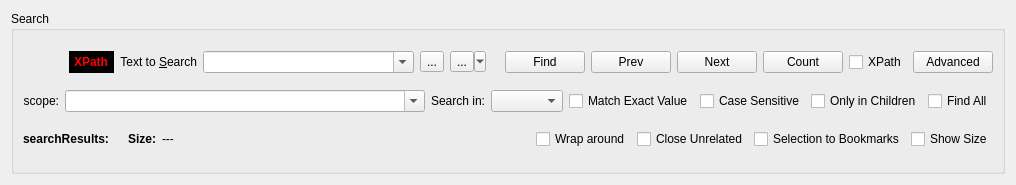
Old version of the form src/modules/search/searchwidget.ui in the repository lbellonda/qxmledit.
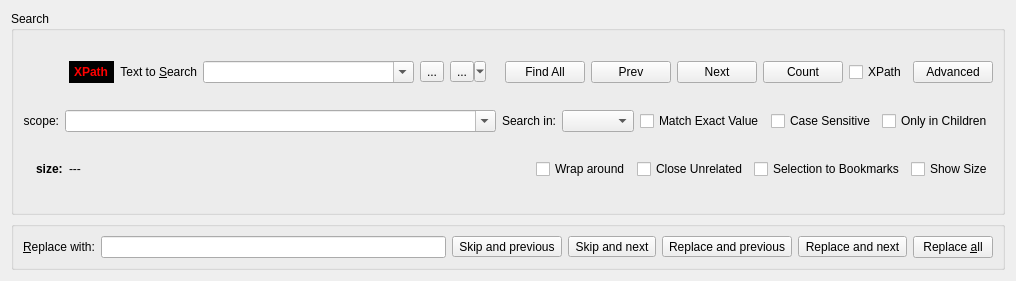
New version of the form. Icons and pictures are not drawn.

Commit message: Replace feature with manual, tests and test data.

What changed in the file:
```diff
--- a/src/modules/search/searchwidget.ui
+++ b/src/modules/search/searchwidget.ui
@@ -7,7 +7,7 @@
     <x>0</x>
     <y>0</y>
     <width>1016</width>
-    <height>185</height>
+    <height>281</height>
    </rect>
   </property>
   <property name="windowTitle">
@@ -151,7 +151,7 @@
            <string>Find all</string>
           </property>
           <property name="text">
-           <string>Find</string>
+           <string>Find All</string>
           </property>
          </widget>
         </item>
@@ -261,39 +261,10 @@
           </property>
          </widget>
         </item>
-        <item>
-         <widget class="QCheckBox" name="isHiglightAll">
-          <property name="text">
-           <string>Find All</string>
-          </property>
-         </widget>
-        </item>
        </layout>
       </item>
       <item>
        <layout class="QHBoxLayout" name="searchBottom">
-        <item>
-         <widget class="QLabel" name="searchResult">
-          <property name="sizePolicy">
-           <sizepolicy hsizetype="Minimum" vsizetype="Preferred">
-            <horstretch>0</horstretch>
-            <verstretch>0</verstretch>
-           </sizepolicy>
-          </property>
-          <property name="font">
-           <font>
-            <weight>75</weight>
-            <bold>true</bold>
-           </font>
-          </property>
-          <property name="text">
-           <string>searchResults:</string>
-          </property>
-          <property name="alignment">
-           <set>Qt::AlignLeading|Qt::AlignLeft|Qt::AlignVCenter</set>
-          </property>
-         </widget>
-        </item>
         <item>
          <widget class="QLabel" name="occNumber">
           <property name="text">
@@ -310,7 +281,7 @@
            </font>
           </property>
           <property name="text">
-           <string>Size:</string>
+           <string>size:</string>
           </property>
          </widget>
         </item>
@@ -367,6 +338,100 @@
      </layout>
     </widget>
    </item>
+   <item>
+    <widget class="QGroupBox" name="replaceGroup">
+     <property name="sizePolicy">
+      <sizepolicy hsizetype="Preferred" vsizetype="Maximum">
+       <horstretch>0</horstretch>
+       <verstretch>0</verstretch>
+      </sizepolicy>
+     </property>
+     <property name="title">
+      <string/>
+     </property>
+     <layout class="QHBoxLayout" name="horizontalLayout">
+      <item>
+       <widget class="QLabel" name="label">
+        <property name="text">
+         <string>&amp;Replace with:</string>
+        </property>
+        <property name="buddy">
+         <cstring>replacement</cstring>
+        </property>
+       </widget>
+      </item>
+      <item>
+       <widget class="QLineEdit" name="replacement"/>
+      </item>
+      <item>
+       <widget class="QToolButton" name="cmdReplSkipPrev">
+        <property name="toolTip">
+         <string>Skip this and find the previous match.</string>
+        </property>
+        <property name="text">
+         <string>Skip and previous</string>
+        </property>
+        <property name="icon">
+         <iconset resource="../../risorse.qrc">
+          <normaloff>:/replace/images/replace.skip.prev.png</normaloff>:/replace/images/replace.skip.prev.png</iconset>
+        </property>
+       </widget>
+      </item>
+      <item>
+       <widget class="QToolButton" name="cmdReplSkipNext">
+        <property name="toolTip">
+         <string>Skip this and find the next match.</string>
+        </property>
+        <property name="text">
+         <string>Skip and next</string>
+        </property>
+        <property name="icon">
+         <iconset resource="../../risorse.qrc">
+          <normaloff>:/replace/images/replace.skip.next.png</normaloff>:/replace/images/replace.skip.next.png</iconset>
+        </property>
+       </widget>
+      </item>
+      <item>
+       <widget class="QToolButton" name="cmdReplReplPrev">
+        <property name="toolTip">
+         <string>Replace this and find the previous match.</string>
+        </property>
+        <property name="text">
+         <string>Replace and previous</string>
+        </property>
+        <property name="icon">
+         <iconset resource="../../risorse.qrc">
+          <normaloff>:/replace/images/replace.repl.prev.png</normaloff>:/replace/images/replace.repl.prev.png</iconset>
+        </property>
+       </widget>
+      </item>
+      <item>
+       <widget class="QToolButton" name="cmdReplReplNext">
+        <property name="toolTip">
+         <string>Replace this and find the next match.</string>
+        </property>
+        <property name="text">
+         <string>Replace and next</string>
+        </property>
+        <property name="icon">
+         <iconset resource="../../risorse.qrc">
+          <normaloff>:/replace/images/replace.repl.next.png</normaloff>:/replace/images/replace.repl.next.png</iconset>
+        </property>
+       </widget>
+      </item>
+      <item>
+       <widget class="QPushButton" name="cmdReplaceAll">
+        <property name="toolTip">
+         <string>Replace all the occurrences.</string>
+        </property>
+        <property name="text">
+         <string>Replace &amp;all</string>
+        </property>
+       </widget>
+      </item>
+     </layout>
+    </widget>
+   </item>
   </layout>
  </widget>
  <resources>
```
Left out of the diff: 1 changed line with no effect on the pictures. The commit also changes 75 other files.
